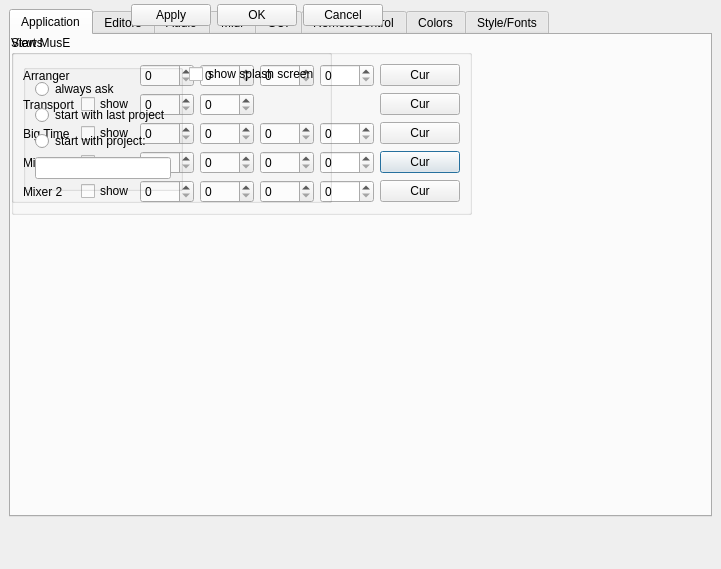
Above: muse/muse/preferences.ui from emrum/muse before the change. Below: the same form after it.
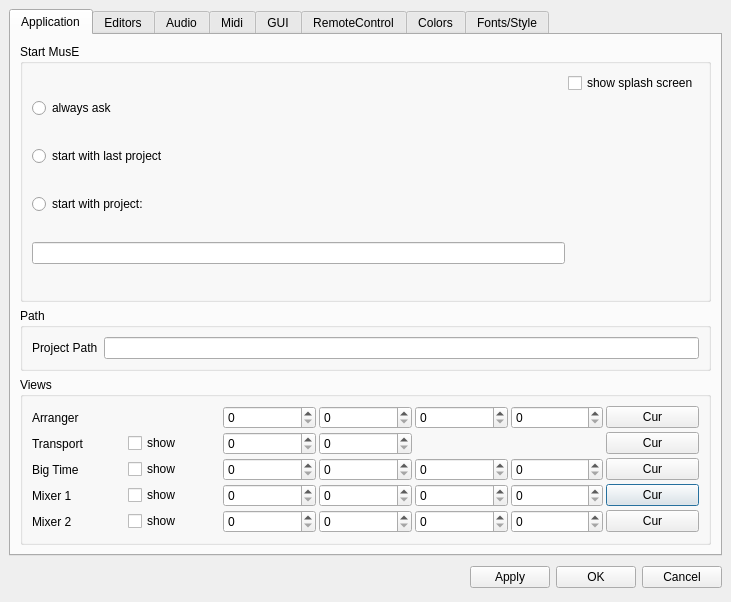
That is the form after the change. Custom widgets are drawn as their Qt base class.

Commit message: project handling

Diff of the .ui file:
```diff
--- a/muse/muse/preferences.ui
+++ b/muse/muse/preferences.ui
@@ -8,26 +8,138 @@
    <rect>
     <x>0</x>
     <y>0</y>
-    <width>721</width>
-    <height>569</height>
+    <width>731</width>
+    <height>602</height>
    </rect>
   </property>
   <property name="windowTitle" >
    <string>Dialog</string>
   </property>
+  <layout class="QVBoxLayout" >
+   <property name="margin" >
+    <number>9</number>
+   </property>
+   <property name="spacing" >
+    <number>6</number>
+   </property>
+   <item>
   <widget class="QTabWidget" name="tabWidget" >
-   <property name="geometry" >
-    <rect>
-     <x>9</x>
-     <y>9</y>
-     <width>703</width>
-     <height>508</height>
-    </rect>
-   </property>
    <widget class="QWidget" name="tab" >
     <attribute name="title" >
      <string>Application</string>
     </attribute>
+      <layout class="QVBoxLayout" >
+       <property name="margin" >
+        <number>9</number>
+       </property>
+       <property name="spacing" >
+        <number>6</number>
+       </property>
+       <item>
+        <widget class="QGroupBox" name="groupBox" >
+         <property name="title" >
+          <string>Start MusE</string>
+         </property>
+         <layout class="QHBoxLayout" >
+          <property name="margin" >
+           <number>9</number>
+          </property>
+          <property name="spacing" >
+           <number>3</number>
+          </property>
+          <item>
+           <layout class="QVBoxLayout" >
+            <property name="margin" >
+             <number>0</number>
+            </property>
+            <property name="spacing" >
+             <number>3</number>
+            </property>
+            <item>
+             <widget class="QRadioButton" name="alwaysAsk" >
+              <property name="text" >
+               <string>always ask</string>
+              </property>
+             </widget>
+            </item>
+            <item>
+             <widget class="QRadioButton" name="startWithLastProject" >
+              <property name="text" >
+               <string>start with last project</string>
+              </property>
+             </widget>
+            </item>
+            <item>
+             <widget class="QRadioButton" name="startWithProject" >
+              <property name="text" >
+               <string>start with project:</string>
+              </property>
+             </widget>
+            </item>
+            <item>
+             <widget class="QLineEdit" name="startProjectEntry" />
+            </item>
+           </layout>
+          </item>
+          <item>
+           <layout class="QVBoxLayout" >
+            <property name="margin" >
+             <number>0</number>
+            </property>
+            <property name="spacing" >
+             <number>6</number>
+            </property>
+            <item>
+             <widget class="QCheckBox" name="showSplash" >
+              <property name="text" >
+               <string>show splash screen</string>
+              </property>
+             </widget>
+            </item>
+            <item>
+             <spacer>
+              <property name="orientation" >
+               <enum>Qt::Vertical</enum>
+              </property>
+              <property name="sizeHint" >
+               <size>
+                <width>20</width>
+                <height>40</height>
+               </size>
+              </property>
+             </spacer>
+            </item>
+           </layout>
+          </item>
+         </layout>
+        </widget>
+       </item>
+       <item>
+        <widget class="QGroupBox" name="groupBox_7" >
+         <property name="title" >
+          <string>Path</string>
+         </property>
+         <layout class="QHBoxLayout" >
+          <property name="margin" >
+           <number>9</number>
+          </property>
+          <property name="spacing" >
+           <number>6</number>
+          </property>
+          <item>
+           <widget class="QLabel" name="label" >
+            <property name="text" >
+             <string>Project Path</string>
+            </property>
+           </widget>
+          </item>
+          <item>
+           <widget class="QLineEdit" name="projectPath" />
+          </item>
+         </layout>
+        </widget>
+       </item>
+       <item>
     <widget class="QGroupBox" name="groupBox_2" >
      <property name="title" >
       <string>Views</string>
@@ -37,7 +149,7 @@
        <number>9</number>
       </property>
       <property name="spacing" >
-       <number>6</number>
+           <number>3</number>
       </property>
       <item row="3" column="6" >
        <widget class="QPushButton" name="setMixerCurrent1" >
@@ -268,88 +380,8 @@
       </item>
      </layout>
     </widget>
-    <widget class="QGroupBox" name="groupBox" >
-     <property name="title" >
-      <string>Start MusE</string>
-     </property>
-     <layout class="QHBoxLayout" >
-      <property name="margin" >
-       <number>9</number>
-      </property>
-      <property name="spacing" >
-       <number>6</number>
-      </property>
-      <item>
-       <widget class="QGroupBox" name="startSongGroup" >
-        <property name="title" >
-         <string/>
-        </property>
-        <layout class="QVBoxLayout" >
-         <property name="margin" >
-          <number>9</number>
-         </property>
-         <property name="spacing" >
-          <number>6</number>
-         </property>
-         <item>
-          <widget class="QRadioButton" name="startLast" >
-           <property name="text" >
-            <string>always ask</string>
-           </property>
-          </widget>
-         </item>
-         <item>
-          <widget class="QRadioButton" name="startTemplate" >
-           <property name="text" >
-            <string>start with last project</string>
-           </property>
-          </widget>
-         </item>
-         <item>
-          <widget class="QRadioButton" name="startSong" >
-           <property name="text" >
-            <string>start with project:</string>
-           </property>
-          </widget>
-         </item>
-         <item>
-          <widget class="QLineEdit" name="startSongEntry" />
-         </item>
-        </layout>
-       </widget>
-      </item>
-      <item>
-       <layout class="QVBoxLayout" >
-        <property name="margin" >
-         <number>0</number>
-        </property>
-        <property name="spacing" >
-         <number>6</number>
-        </property>
-        <item>
-         <widget class="QCheckBox" name="showSplash" >
-          <property name="text" >
-           <string>show splash screen</string>
-          </property>
-         </widget>
-        </item>
-        <item>
-         <spacer>
-          <property name="orientation" >
-           <enum>Qt::Vertical</enum>
-          </property>
-          <property name="sizeHint" >
-           <size>
-            <width>20</width>
-            <height>40</height>
-           </size>
-          </property>
-         </spacer>
-        </item>
-       </layout>
-      </item>
-     </layout>
-    </widget>
+       </item>
+      </layout>
    </widget>
    <widget class="QWidget" name="tab_5" >
     <attribute name="title" >
@@ -1705,7 +1737,7 @@
    </widget>
    <widget class="QWidget" name="tab_12" >
     <attribute name="title" >
-     <string>Style/Fonts</string>
+       <string>Fonts/Style</string>
     </attribute>
     <layout class="QVBoxLayout" >
      <property name="margin" >
@@ -2223,7 +2255,8 @@
     </layout>
    </widget>
   </widget>
-  <widget class="QWidget" name="" >
+   </item>
+   <item>
    <layout class="QHBoxLayout" >
     <property name="margin" >
      <number>0</number>
@@ -2266,17 +2299,11 @@
      </widget>
     </item>
    </layout>
-  </widget>
+   </item>
+  </layout>
  </widget>
  <pixmapfunction></pixmapfunction>
  <customwidgets>
-  <customwidget>
-   <class>RecordButton</class>
-   <extends>QToolButton</extends>
-   <header>recordbutton.h</header>
-   <container>0</container>
-   <pixmap></pixmap>
-  </customwidget>
   <customwidget>
    <class>GreendotButton</class>
    <extends>QToolButton</extends>
@@ -2298,6 +2325,13 @@
    <container>0</container>
    <pixmap></pixmap>
   </customwidget>
+  <customwidget>
+   <class>RecordButton</class>
+   <extends>QToolButton</extends>
+   <header>recordbutton.h</header>
+   <container>0</container>
+   <pixmap></pixmap>
+  </customwidget>
  </customwidgets>
  <resources/>
  <connections>
```
Left out of the diff: 20 changed lines with no effect on the pictures. Lines whose indentation alone changed are shown as unchanged. The commit also changes 26 other files.
